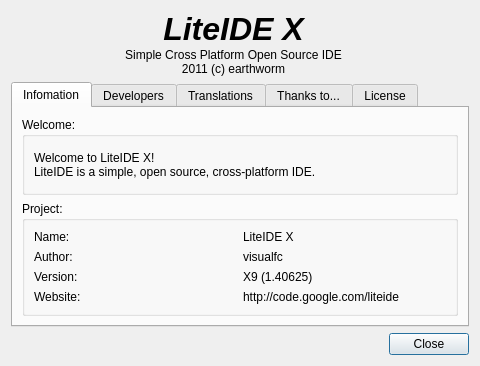
Old version of the form liteidex/src/liteapp/aboutdialog.ui in the repository seanxyh/liteide.
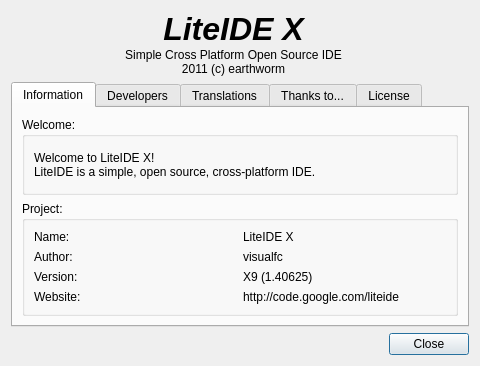
New version of the form. Icons and pictures are not drawn.

```diff
--- a/liteidex/src/liteapp/aboutdialog.ui
+++ b/liteidex/src/liteapp/aboutdialog.ui
@@ -198,7 +198,7 @@
      </property>
      <widget class="QWidget" name="tab_5">
       <attribute name="title">
-       <string>Infomation</string>
+       <string>Information</string>
       </attribute>
       <layout class="QVBoxLayout" name="verticalLayout_7">
        <item>
```
